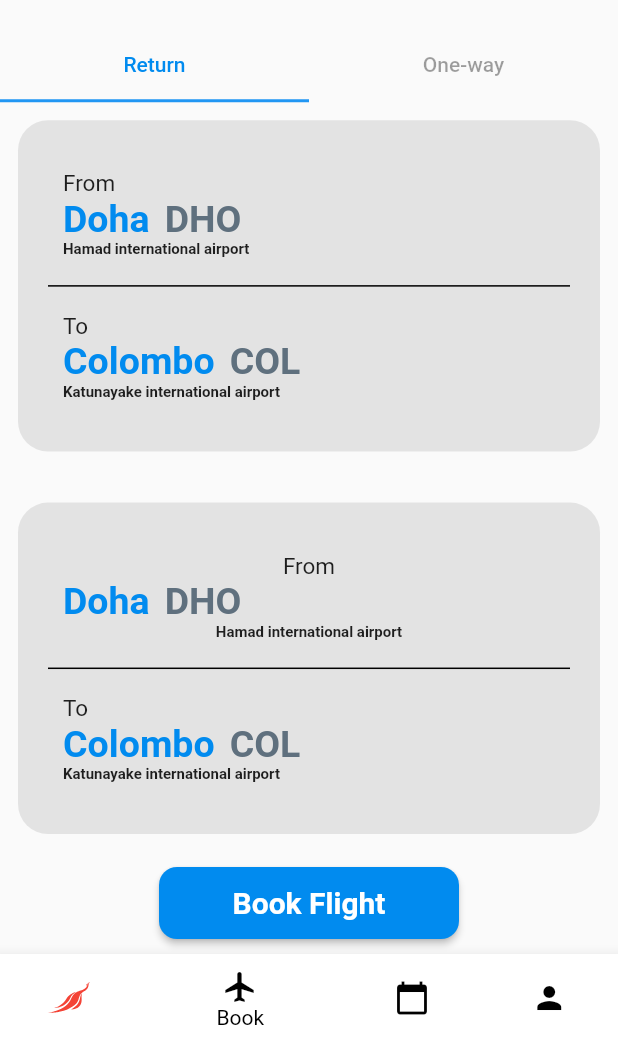
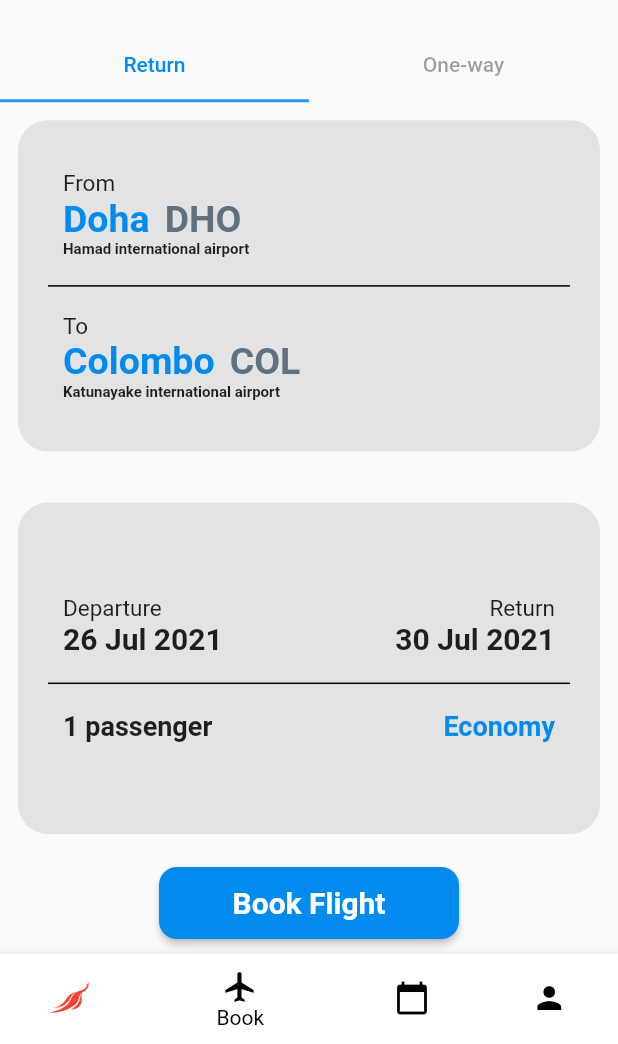
Before and after one commit to Y3S2-Assignment-Group/Srilankan-Airlines-Frontend, a Flutter app: the mainScreen screen opened directly, item 2 of the bottom bar chosen, on a phone screen of 412 x 824 dp, the part 192-1236 px from its top. Run offline on Flutter 3.47's test engine with Material 2 defaults, Android fonts, the phone set to English and light mode, and no system bars; our stand-ins replace carousel_slider, flutter_svg, font_awesome_flutter, lottie; missing offline and left inert: container_tab_indicator.

Commit message:
book flight return updated

```diff
--- a/lib/screens/bookflight/flightreturn.dart
+++ b/lib/screens/bookflight/flightreturn.dart
@@ -141,50 +141,39 @@ class _returnFlightState extends State<returnFlight> {
                           child: Padding(
                         padding: const EdgeInsets.symmetric(
                             horizontal: 30, vertical: 10),
-                        child: Column(
+                        child: Row(
+                          mainAxisAlignment: MainAxisAlignment.spaceBetween,
+                          children: [
+                            Column(
                               crossAxisAlignment: CrossAxisAlignment.start,
                               children: [
-                            Row(
-                              children: [
-                                Expanded(
-                                  child: Column(
-                                    children: [
                                 Text(
-                                        "From",
+                                  "Departure",
                                   style: TextStyle(fontSize: 15),
                                 ),
-                                      Row(
-                                        children: [
                                 Text(
-                                            "Doha",
+                                  "26 Jul 2021",
                                   style: TextStyle(
-                                                fontSize: 25,
-                                                fontWeight: FontWeight.bold,
-                                                color: Color(0xff018bef)),
-                                          ),
-                                          SizedBox(
-                                            width: 10,
-                                          ),
-                                          Text(
-                                            "DHO",
-                                            style: TextStyle(
-                                                fontSize: 25,
-                                                fontWeight: FontWeight.bold,
-                                                color: Color(0xff5f707e)),
-                                          ),
-                                        ],
-                                      ),
-                                      Text(
-                                        "Hamad international airport",
-                                        style: TextStyle(
-                                            fontSize: 10,
+                                      fontSize: 20,
                                       fontWeight: FontWeight.bold),
                                 ),
                               ],
                             ),
+                            Column(
+                              crossAxisAlignment: CrossAxisAlignment.end,
+                              children: [
+                                Text(
+                                  "Return",
+                                  style: TextStyle(fontSize: 15),
+                                ),
+                                Text(
+                                  "30 Jul 2021",
+                                  style: TextStyle(
+                                      fontSize: 20,
+                                      fontWeight: FontWeight.bold),
                                 ),
                               ],
-                            ),
+                            )
                           ],
                         ),
                       )),
@@ -203,44 +192,37 @@ class _returnFlightState extends State<returnFlight> {
                           child: Padding(
                         padding: const EdgeInsets.symmetric(
                             horizontal: 30, vertical: 10),
-                        child: Column(
+                        child: Row(
+                          mainAxisAlignment: MainAxisAlignment.spaceBetween,
+                          children: [
+                            Column(
                               crossAxisAlignment: CrossAxisAlignment.start,
                               children: [
                                 Text(
-                              "To",
-                              style: TextStyle(fontSize: 15),
+                                  "1 passenger",
+                                  style: TextStyle(
+                                      fontSize: 18,
+                                      fontWeight: FontWeight.bold),
                                 ),
-                            Row(
+                              ],
+                            ),
+                            Column(
+                              crossAxisAlignment: CrossAxisAlignment.end,
                               children: [
                                 Text(
-                                  "Colombo",
+                                  "Economy",
                                   style: TextStyle(
-                                      fontSize: 25,
+                                      fontSize: 18,
                                       fontWeight: FontWeight.bold,
                                       color: Color(0xff018bef)),
                                 ),
-                                SizedBox(
-                                  width: 10,
-                                ),
-                                Text(
-                                  "COL",
-                                  style: TextStyle(
-                                      fontSize: 25,
-                                      fontWeight: FontWeight.bold,
-                                      color: Color(0xff5f707e)),
-                                ),
                               ],
-                            ),
-                            Text(
-                              "Katunayake international airport",
-                              style: TextStyle(
-                                  fontSize: 10, fontWeight: FontWeight.bold),
-                            ),
+                            )
                           ],
                         ),
                       )),
                     ],
-                  )
+                  ),
                 ],
               ),
             ),
```
Lines whose indentation alone changed are shown as unchanged.
